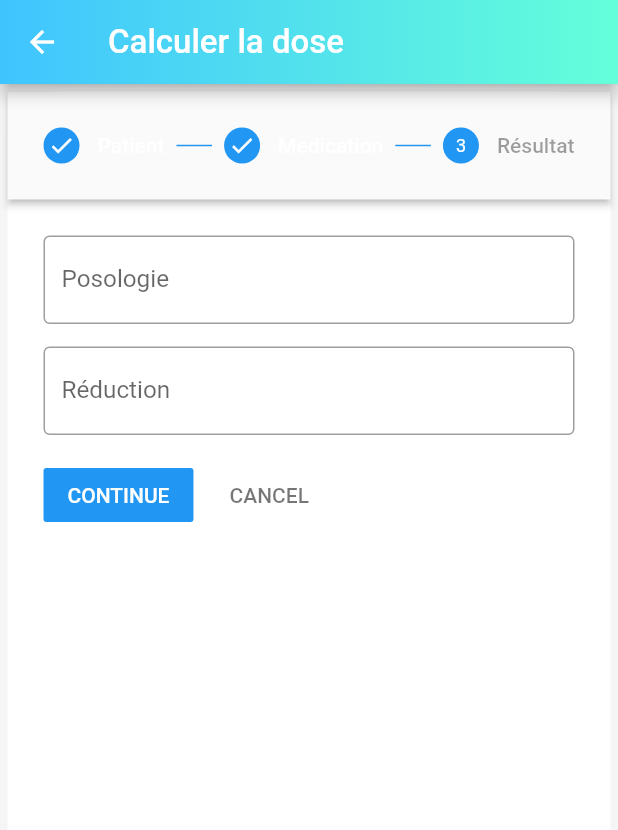
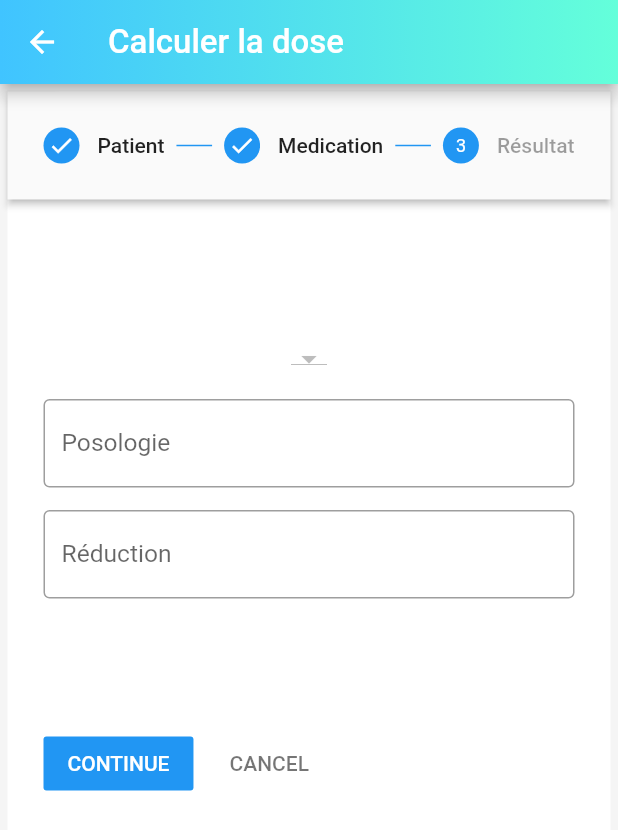
Before and after one commit to amina04/medica_test, a Flutter app: the Calculer_ladose screen opened by its route, after a tap on "CONTINUE", on a phone screen of 412 x 824 dp. Shown: the top 830 px of the screen. Run offline on Flutter 3.47's test engine with Material 2 defaults, Android fonts, the phone set to English and light mode, and no system bars; our stand-ins replace gradient_app_bar, sqflite; accounts and stored records are empty.

Commit message:
composer les files en des packages pour faciliter la recherche et créé les steps  calculer la dose est complet maintenant

```diff
--- a/lib/calculer_la_dose_screen.dart
+++ /dev/null
@@ -1,204 +0,0 @@
-import 'package:flutter/cupertino.dart';
-import 'package:flutter/material.dart';
-import 'package:gradient_app_bar/gradient_app_bar.dart';
-import 'package:medica/constantes.dart';
-import 'TextFieldmedica.dart';
-
-class Calculer_ladose extends StatefulWidget {
-  static String id = 'Calculer_ladose_screen';
-  @override
-  _Calculer_ladoseState createState() => _Calculer_ladoseState();
-}
-
-class _Calculer_ladoseState extends State<Calculer_ladose> {
-  @override
-  int _currentStep = 0;
-  int height = 180;
-  int weight = 60;
-  Widget build(BuildContext context) {
-    return Scaffold(
-      backgroundColor: Colors.grey.shade100,
-      appBar: GradientAppBar(
-        title: Text(
-          'Calculer la dose',
-          style: kappBarTextStyle,
-        ),
-        gradient:
-            LinearGradient(colors: [Colors.lightBlueAccent, Colors.tealAccent]),
-      ),
-      body: Padding(
-        padding: EdgeInsets.all(5.0),
-        child: Container(
-          decoration: BoxDecoration(
-            color: Colors.white,
-            borderRadius: BorderRadius.circular(35.0),
-          ),
-          child: Stepper(
-            type: StepperType.horizontal,
-            currentStep: _currentStep,
-            onStepTapped: (int step) => setState(() => _currentStep = step),
-            onStepContinue: _currentStep < 2
-                ? () => setState(() => _currentStep += 1)
-                : null,
-            onStepCancel: _currentStep > 0
-                ? () => setState(() => _currentStep -= 1)
-                : null,
-            steps: <Step>[
-              new Step(
-                title: new Text(
-                  'Patient',
-                ),
-                content: Column(
-                  mainAxisAlignment: MainAxisAlignment.center,
-                  children: <Widget>[
-                    Row(
-                      mainAxisAlignment: MainAxisAlignment.center,
-                      crossAxisAlignment: CrossAxisAlignment.center,
-                      children: <Widget>[
-                        Text(
-                          'La taille ',
-                          style: klabelTextStyle,
-                        ),
-                        Column(
-                          children: <Widget>[
-                            Row(
-                              mainAxisAlignment: MainAxisAlignment.center,
-                              textBaseline: TextBaseline.alphabetic,
-                              // crossAxisAlignment: CrossAxisAlignment.baseline,
-
-                              children: <Widget>[
-                                Text(
-                                  height.toString(),
-                                  style: klabelTextStyle,
-                                ),
-                                Text(
-                                  'cm',
-                                  style: klabelTextStyle,
-                                ),
-                              ],
-                            ),
-                            SliderTheme(
-                              data: SliderTheme.of(context).copyWith(
-                                thumbColor: Colors.tealAccent,
-                                thumbShape: RoundSliderThumbShape(
-                                    enabledThumbRadius: 10.0),
-                                overlayShape: RoundSliderOverlayShape(
-                                  overlayRadius: 25.0,
-                                ),
-                                activeTrackColor: Colors.tealAccent.shade700,
-                                overlayColor: Color(0xFFE2FFFF),
-                                inactiveTrackColor: Color(0xFF8D8E98),
-                              ),
-                              child: Slider(
-                                value: height.toDouble(),
-                                min: 40.0,
-                                max: 220.0,
-                                onChanged: (double newValue) {
-                                  setState(() {
-                                    height = newValue.round();
-                                  });
-                                },
-                              ),
-                            ),
-                          ],
-                        ),
-                      ],
-                    ),
-                    SizedBox(
-                      height: 15.0,
-                    ),
-                    Row(
-                      mainAxisAlignment: MainAxisAlignment.center,
-                      crossAxisAlignment: CrossAxisAlignment.center,
-                      children: <Widget>[
-                        Text(
-                          'Le poids ',
-                          style: klabelTextStyle,
-                        ),
-                        Column(
-                          children: <Widget>[
-                            Row(
-                              mainAxisAlignment: MainAxisAlignment.center,
-                              textBaseline: TextBaseline.alphabetic,
-                              // crossAxisAlignment: CrossAxisAlignment.baseline,
-
-                              children: <Widget>[
-                                Text(
-                                  weight.toString(),
-                                  style: klabelTextStyle,
-                                ),
-                                Text(
-                                  'Kg',
-                                  style: klabelTextStyle,
-                                ),
-                              ],
-                            ),
-                            SliderTheme(
-                              data: SliderTheme.of(context).copyWith(
-                                thumbColor: Colors.tealAccent,
-                                thumbShape: RoundSliderThumbShape(
-                                    enabledThumbRadius: 10.0),
-                                overlayShape: RoundSliderOverlayShape(
-                                    overlayRadius: 25.0),
-                                activeTrackColor: Colors.tealAccent.shade700,
-                                overlayColor: Color(0xFFE2FFFF),
-                                inactiveTrackColor: Color(0xFF8D8E98),
-                              ),
-                              child: Slider(
-                                value: weight.toDouble(),
-                                min: 5.0,
-                                max: 140.0,
-                                onChanged: (double newValue) {
-                                  setState(() {
-                                    weight = newValue.round();
-                                  });
-                                },
-                              ),
-                            ),
-                          ],
-                        ),
-                      ],
-                    ),
-                    SizedBox(
-                      height: 15.0,
-                    ),
-                    //une texte field spécifique khdamto w dertp fi class bah tol n3aytolo w nevitiw bzf texte
-                    Textfieldmedica(label: 'Surface coporelle'),
-                    SizedBox(
-                      height: 25.0,
-                    ),
-                  ],
-                ),
-                isActive: _currentStep >= 0,
-                state:
-                    _currentStep >= 0 ? StepState.complete : StepState.disabled,
-              ),
-              new Step(
-                title: new Text('Medication'),
-                content: Column(
-                  children: <Widget>[
-                    Textfieldmedica(label: 'Posologie'),
-                    SizedBox(
-                      height: 15.0,
-                    ),
-                    Textfieldmedica(label: 'Réduction'),
-                  ],
-                ),
-                isActive: _currentStep >= 0,
-                state:
-                    _currentStep >= 1 ? StepState.complete : StepState.disabled,
-              ),
-              new Step(
-                title: new Text('Résultat'),
-                content: new Text('This is the third step.'),
-                isActive: _currentStep >= 0,
-                state:
-                    _currentStep >= 2 ? StepState.complete : StepState.disabled,
-              ),
-            ],
-          ),
-        ),
-      ),
-    );
-  }
-}
--- a/lib/constantes.dart
+++ b/lib/constantes.dart
@@ -1,4 +1,7 @@
 import 'package:flutter/material.dart';
 
-const klabelTextStyle = TextStyle(fontSize: 16.2, color: Colors.black54);
+const klabelTextStyle = TextStyle(
+    fontSize: 16.4, color: Colors.black54, fontWeight: FontWeight.w400);
+const klabelresultatStyle =
+    TextStyle(fontSize: 17, color: Colors.black, fontWeight: FontWeight.w500);
 const kappBarTextStyle = TextStyle(fontSize: 22, color: Colors.white);
--- /dev/null
+++ b/lib/view/calculer_la_dose_screen.dart
@@ -0,0 +1,98 @@
+import 'package:flutter/cupertino.dart';
+import 'package:flutter/material.dart';
+import 'package:gradient_app_bar/gradient_app_bar.dart';
+import 'package:medica/widgets_sp%C3%A9cifiques/Step2.dart';
+import 'package:medica/constantes.dart';
+import '../widgets_spécifiques/Step3.dart';
+import '../widgets_spécifiques/Step1.dart';
+
+class Calculer_ladose extends StatefulWidget {
+  static String id = 'Calculer_ladose_screen';
+  @override
+  _Calculer_ladoseState createState() => _Calculer_ladoseState();
+}
+
+class _Calculer_ladoseState extends State<Calculer_ladose> {
+  @override
+  int _currentStep = 0;
+
+  String current_item = 'med1';
+  Widget build(BuildContext context) {
+    return Scaffold(
+      backgroundColor: Colors.grey.shade100,
+      appBar: GradientAppBar(
+        title: Text(
+          'Calculer la dose',
+          style: kappBarTextStyle,
+        ),
+        gradient:
+            LinearGradient(colors: [Colors.lightBlueAccent, Colors.tealAccent]),
+      ),
+      body: Padding(
+        padding: EdgeInsets.all(5.0),
+        child: Container(
+          decoration: BoxDecoration(
+            color: Colors.white,
+            borderRadius: BorderRadius.circular(35.0),
+          ),
+          child: Theme(
+            data: ThemeData(
+              primaryColor: Colors.lightBlueAccent,
+            ),
+            child: Stepper(
+              type: StepperType.horizontal,
+              currentStep: _currentStep,
+              onStepTapped: (int step) => setState(() => _currentStep = step),
+              onStepContinue: _currentStep < 2
+                  ? () => setState(() => _currentStep += 1)
+                  : null,
+              onStepCancel: _currentStep > 0
+                  ? () => setState(() => _currentStep -= 1)
+                  : null,
+              steps: <Step>[
+                new Step(
+                  title: new Text(
+                    'Patient',
+                  ),
+                  content: Padding(
+                    padding: const EdgeInsets.symmetric(vertical: 70.0),
+                    child: Step1(),
+                  ),
+                  isActive: _currentStep >= 0,
+                  state: _currentStep >= 0
+                      ? StepState.complete
+                      : StepState.disabled,
+                ),
+                new Step(
+                  title: new Text(
+                    'Medication',
+                  ),
+                  content: Padding(
+                    padding: const EdgeInsets.symmetric(vertical: 70.0),
+                    child: Step2(),
+                  ),
+                  isActive: _currentStep >= 0,
+                  state: _currentStep >= 1
+                      ? StepState.complete
+                      : StepState.disabled,
+                ),
+                new Step(
+                  title: new Text('Résultat'),
+                  content: Padding(
+                    padding: const EdgeInsets.symmetric(
+                        vertical: 80.0, horizontal: 10.0),
+                    child: Step3(),
+                  ),
+                  isActive: _currentStep >= 0,
+                  state: _currentStep >= 2
+                      ? StepState.complete
+                      : StepState.disabled,
+                ),
+              ],
+            ),
+          ),
+        ),
+      ),
+    );
+  }
+}
--- /dev/null
+++ b/lib/widgets_spécifiques/Step1.dart
@@ -0,0 +1,131 @@
+import 'package:flutter/material.dart';
+import '../constantes.dart';
+import 'package:medica/widgets_sp%C3%A9cifiques/TextFieldmedica.dart';
+
+class Step1 extends StatefulWidget {
+  @override
+  _Step1State createState() => _Step1State();
+}
+
+class _Step1State extends State<Step1> {
+  int height = 180;
+  int weight = 60;
+  @override
+  Widget build(BuildContext context) {
+    return Column(
+      mainAxisAlignment: MainAxisAlignment.center,
+      children: <Widget>[
+        Row(
+          mainAxisAlignment: MainAxisAlignment.center,
+          crossAxisAlignment: CrossAxisAlignment.center,
+          children: <Widget>[
+            Text(
+              'La taille ',
+              style: klabelTextStyle,
+            ),
+            Column(
+              children: <Widget>[
+                Row(
+                  mainAxisAlignment: MainAxisAlignment.center,
+                  textBaseline: TextBaseline.alphabetic,
+                  // crossAxisAlignment: CrossAxisAlignment.baseline,
+
+                  children: <Widget>[
+                    Text(
+                      height.toString(),
+                      style: klabelTextStyle,
+                    ),
+                    Text(
+                      'cm',
+                      style: klabelTextStyle,
+                    ),
+                  ],
+                ),
+                SliderTheme(
+                  data: SliderTheme.of(context).copyWith(
+                    thumbColor: Colors.tealAccent,
+                    thumbShape: RoundSliderThumbShape(enabledThumbRadius: 10.0),
+                    overlayShape: RoundSliderOverlayShape(
+                      overlayRadius: 25.0,
+                    ),
+                    activeTrackColor: Colors.tealAccent.shade700,
+                    overlayColor: Color(0xFFE2FFFF),
+                    inactiveTrackColor: Color(0xFF8D8E98),
+                  ),
+                  child: Slider(
+                    value: height.toDouble(),
+                    min: 40.0,
+                    max: 220.0,
+                    onChanged: (double newValue) {
+                      setState(() {
+                        height = newValue.round();
+                      });
+                    },
+                  ),
+                ),
+              ],
+            ),
+          ],
+        ),
+        SizedBox(
+          height: 15.0,
+        ),
+        Row(
+          mainAxisAlignment: MainAxisAlignment.center,
+          crossAxisAlignment: CrossAxisAlignment.center,
+          children: <Widget>[
+            Text(
+              'Le poids ',
+              style: klabelTextStyle,
+            ),
+            Column(
+              children: <Widget>[
+                Row(
+                  mainAxisAlignment: MainAxisAlignment.center,
+                  textBaseline: TextBaseline.alphabetic,
+                  // crossAxisAlignment: CrossAxisAlignment.baseline,
+
+                  children: <Widget>[
+                    Text(
+                      weight.toString(),
+                      style: klabelTextStyle,
+                    ),
+                    Text(
+                      'Kg',
+                      style: klabelTextStyle,
+                    ),
+                  ],
+                ),
+                SliderTheme(
+                  data: SliderTheme.of(context).copyWith(
+                    thumbColor: Colors.tealAccent,
+                    thumbShape: RoundSliderThumbShape(enabledThumbRadius: 10.0),
+                    overlayShape: RoundSliderOverlayShape(overlayRadius: 25.0),
+                    activeTrackColor: Colors.tealAccent.shade700,
+                    overlayColor: Color(0xFFE2FFFF),
+                    inactiveTrackColor: Color(0xFF8D8E98),
+                  ),
+                  child: Slider(
+                    value: weight.toDouble(),
+                    min: 5.0,
+                    max: 140.0,
+                    onChanged: (double newValue) {
+                      setState(() {
+                        weight = newValue.round();
+                      });
+                    },
+                  ),
+                ),
+              ],
+            ),
+          ],
+        ),
+        SizedBox(
+          height: 15.0,
+        ),
+        //une texte field spécifique khdamto w dertp fi class bah tol n3aytolo w nevitiw bzf texte
+        Textfieldmedica(label: 'Surface coporelle'),
+      ],
+    );
+  }
+}
--- /dev/null
+++ b/lib/widgets_spécifiques/Step2.dart
@@ -0,0 +1,30 @@
+import 'package:flutter/material.dart';
+import '../constantes.dart';
+import 'package:medica/widgets_sp%C3%A9cifiques/TextFieldmedica.dart';
+
+class Step2 extends StatefulWidget {
+  @override
+  _Step2State createState() => _Step2State();
+}
+
+class _Step2State extends State<Step2> {
+  int height = 180;
+  int weight = 60;
+  @override
+  Widget build(BuildContext context) {
+    return Column(
+      children: <Widget>[
+        // TODO: create a dropdown menu from a data base
+        DropdownButton<String>(items: null, onChanged: null),
+        SizedBox(
+          height: 15.0,
+        ),
+        Textfieldmedica(label: 'Posologie'),
+        SizedBox(
+          height: 15.0,
+        ),
+        Textfieldmedica(label: 'Réduction'),
+      ],
+    );
+  }
+}
--- /dev/null
+++ b/lib/widgets_spécifiques/Step3.dart
@@ -0,0 +1,80 @@
+import 'package:flutter/material.dart';
+import '../constantes.dart';
+
+class Step3 extends StatefulWidget {
+  @override
+  _Step3State createState() => _Step3State();
+}
+
+class _Step3State extends State<Step3> {
+  int height = 180;
+  int weight = 60;
+  @override
+  Widget build(BuildContext context) {
+    return Column(
+      children: <Widget>[
+        Row(
+          children: <Widget>[
+            Text('La dose adminitré :', style: klabelTextStyle),
+            SizedBox(
+              width: 20.0,
+            ),
+            Text('1522', style: klabelresultatStyle),
+            SizedBox(
+              width: 20.0,
+            ),
+            Text('mg', style: klabelresultatStyle),
+          ],
+        ),
+        SizedBox(
+          height: 20.0,
+        ),
+        Row(
+          children: <Widget>[
+            Text('Volume finale :', style: klabelTextStyle),
+            SizedBox(
+              width: 20.0,
+            ),
+            Text('1522', style: klabelresultatStyle),
+            SizedBox(
+              width: 20.0,
+            ),
+            Text('ml', style: klabelresultatStyle),
+          ],
+        ),
+        SizedBox(
+          height: 20.0,
+        ),
+        Row(
+          children: <Widget>[
+            Text('Composé de :', style: klabelTextStyle),
+            SizedBox(
+              width: 20.0,
+            ),
+            Text('1522', style: klabelresultatStyle),
+            SizedBox(
+              width: 20.0,
+            ),
+            Text('flacons', style: klabelresultatStyle),
+          ],
+        ),
+        SizedBox(
+          height: 20.0,
+        ),
+        Row(
+          children: <Widget>[
+            Text('Relicat :', style: klabelTextStyle),
+            SizedBox(
+              width: 20.0,
+            ),
+            Text('1522', style: klabelresultatStyle),
+            SizedBox(
+              width: 20.0,
+            ),
+            Text('ml', style: klabelresultatStyle),
+          ],
+        ),
+      ],
+    );
+  }
+}
--- a/lib/TextFieldmedica.dart
+++ b/lib/widgets_spécifiques/TextFieldmedica.dart
@@ -1,5 +1,5 @@
 import 'package:flutter/material.dart';
-import 'constantes.dart';
+import '../constantes.dart';
 
 //pour ne pas chaque fois cree texte field avec son style w ray7in nakhadmo bih bzf dert
 // had style wmb3d twli t3aytilo comme une widget w takatbi le nom brk lel prprite label
```
Also changed, not shown: lib/main.dart (+10 -7 lines), lib/view/menu.dart (renamed from lib/menu.dart, +4 -4 lines), lib/model/database.dart (renamed from lib/outils/database.dart), lib/view/debut_journe_screen.dart (renamed from lib/debut_journe_screen.dart), lib/view/fin_journe_screen.dart (renamed from lib/fin_journe_screen.dart), lib/view/list_med_screen.dart (renamed from lib/list_med_screen.dart), lib/view/start.dart (renamed from lib/start.dart), lib/widgets_spécifiques/button_menu.dart (renamed from lib/button_menu.dart).
